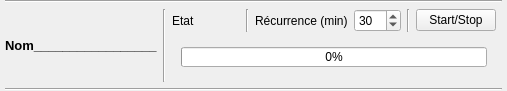
This is synchroauto.ui in MaximeGeay/CruiseManager as Qt 5 draws it before an edit. The edited form follows.
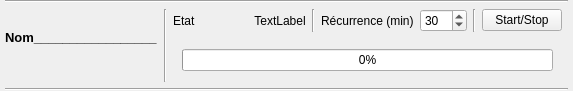
This is the edited form.

Commit message: CruiseManager 1.4 - remplacement de tous les labels et noms "Sensor" par "Record" - Correction de bug de verrouillage "sp_Timer" (record.cpp) - Correction du problème de taille de copie - Ajout du type de synchro dans l'onglet "Synchronisations automatiques" - Ajout de la gestion de fichiers Records.xml différents - Ajout des répertoires "ARCHIVAGE_SISMER" et "SHARE" à la racine des missions

Patch:
```diff
--- a/synchroauto.ui
+++ b/synchroauto.ui
@@ -6,7 +6,7 @@
    <rect>
     <x>0</x>
     <y>0</y>
-    <width>507</width>
+    <width>573</width>
     <height>91</height>
    </rect>
   </property>
@@ -39,13 +39,34 @@
     <number>0</number>
    </property>
    <item row="1" column="5">
-    <widget class="QLabel" name="label">
-     <property name="text">
-      <string>Récurrence (min)</string>
+    <widget class="Line" name="line">
+     <property name="orientation">
+      <enum>Qt::Vertical</enum>
      </property>
     </widget>
    </item>
-   <item row="1" column="6">
+   <item row="1" column="1" rowspan="4">
+    <widget class="Line" name="line_4">
+     <property name="orientation">
+      <enum>Qt::Vertical</enum>
+     </property>
+    </widget>
+   </item>
+   <item row="5" column="0" colspan="11">
+    <widget class="Line" name="line_3">
+     <property name="orientation">
+      <enum>Qt::Horizontal</enum>
+     </property>
+    </widget>
+   </item>
+   <item row="1" column="8">
+    <widget class="Line" name="line_5">
+     <property name="orientation">
+      <enum>Qt::Vertical</enum>
+     </property>
+    </widget>
+   </item>
+   <item row="1" column="7">
     <widget class="QSpinBox" name="sp_timer">
      <property name="maximumSize">
       <size>
@@ -64,14 +85,7 @@
      </property>
     </widget>
    </item>
-   <item row="1" column="1" rowspan="3">
-    <widget class="Line" name="line_4">
-     <property name="orientation">
-      <enum>Qt::Vertical</enum>
-     </property>
-    </widget>
-   </item>
-   <item row="0" column="0" colspan="10">
+   <item row="0" column="0" colspan="11">
     <widget class="Line" name="line_2">
      <property name="orientation">
       <enum>Qt::Horizontal</enum>
@@ -91,10 +105,25 @@
      </property>
     </spacer>
    </item>
-   <item row="1" column="4">
-    <widget class="Line" name="line">
-     <property name="orientation">
-      <enum>Qt::Vertical</enum>
+   <item row="1" column="9">
+    <widget class="QPushButton" name="btn_startstop">
+     <property name="minimumSize">
+      <size>
+       <width>0</width>
+       <height>0</height>
+      </size>
+     </property>
+     <property name="maximumSize">
+      <size>
+       <width>16777215</width>
+       <height>16777215</height>
+      </size>
+     </property>
+     <property name="text">
+      <string>Start/Stop</string>
+     </property>
+     <property name="checkable">
+      <bool>true</bool>
      </property>
     </widget>
    </item>
@@ -128,43 +157,14 @@
      </property>
     </widget>
    </item>
-   <item row="1" column="8">
-    <widget class="QPushButton" name="btn_startstop">
-     <property name="minimumSize">
-      <size>
-       <width>0</width>
-       <height>0</height>
-      </size>
-     </property>
-     <property name="maximumSize">
-      <size>
-       <width>16777215</width>
-       <height>16777215</height>
-      </size>
-     </property>
+   <item row="1" column="6">
+    <widget class="QLabel" name="label">
      <property name="text">
-      <string>Start/Stop</string>
+      <string>Récurrence (min)</string>
      </property>
-     <property name="checkable">
-      <bool>true</bool>
-     </property>
     </widget>
    </item>
-   <item row="4" column="0" colspan="10">
-    <widget class="Line" name="line_3">
-     <property name="orientation">
-      <enum>Qt::Horizontal</enum>
-     </property>
-    </widget>
-   </item>
-   <item row="1" column="7">
-    <widget class="Line" name="line_5">
-     <property name="orientation">
-      <enum>Qt::Vertical</enum>
-     </property>
-    </widget>
-   </item>
-   <item row="2" column="2" colspan="7">
+   <item row="2" column="2" rowspan="3" colspan="8">
     <widget class="QStackedWidget" name="stackedWidget">
      <property name="currentIndex">
       <number>0</number>
@@ -193,6 +193,16 @@
      </widget>
     </widget>
    </item>
+   <item row="1" column="4">
+    <widget class="QLabel" name="l_type">
+     <property name="text">
+      <string>TextLabel</string>
+     </property>
+     <property name="alignment">
+      <set>Qt::AlignCenter</set>
+     </property>
+    </widget>
+   </item>
   </layout>
  </widget>
  <resources/>
```
The commit also changes 18 other files.
